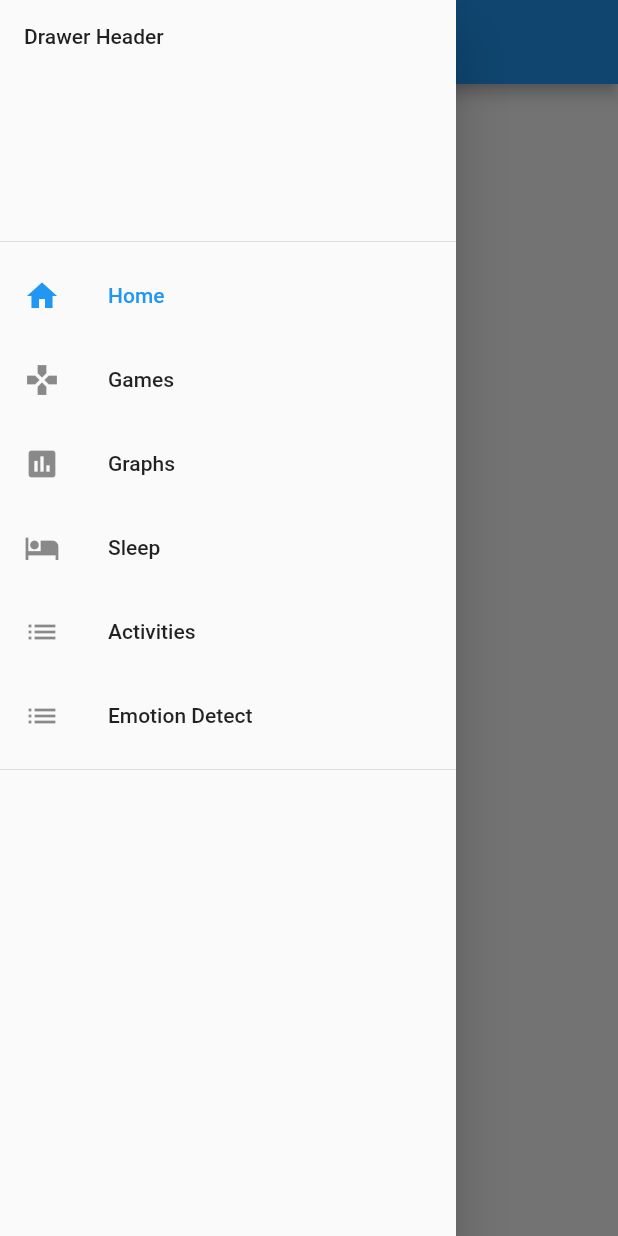
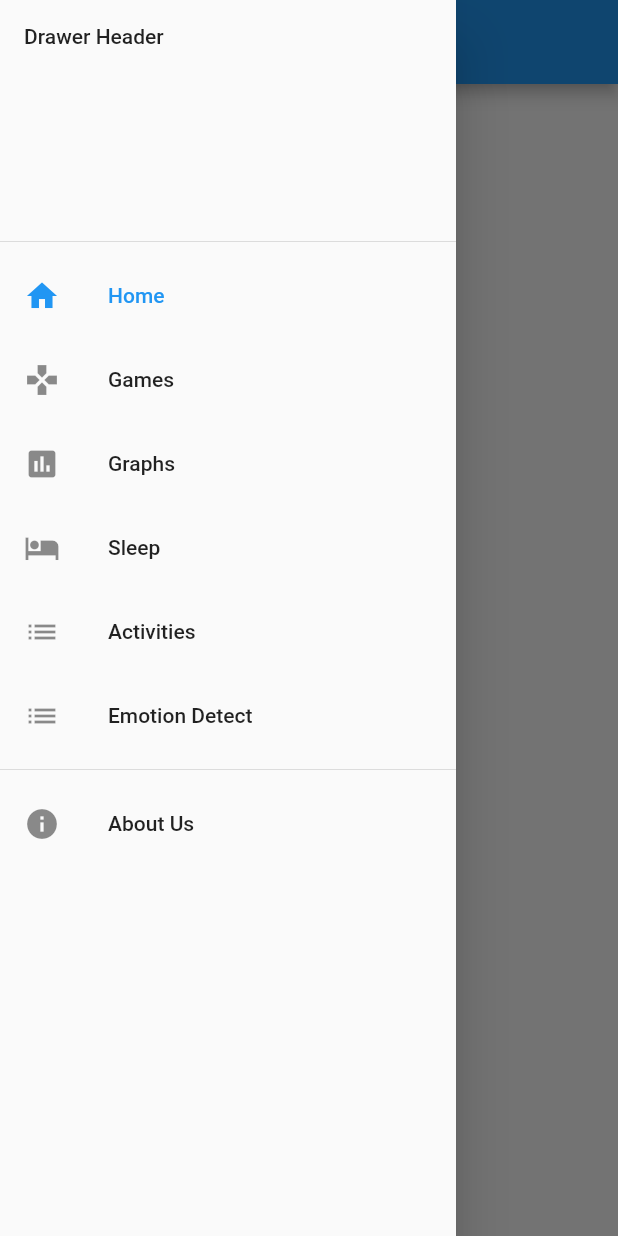
Before and after one commit to coolsidd/ge-healthcare-2018, a Flutter app: the screen it shows after launch, with the side drawer open, on a phone screen of 412 x 824 dp. Run offline on Flutter 3.47's test engine with Material 2 defaults, Android fonts, the phone set to English and light mode, and no system bars; our stand-ins replace camera, charts_flutter, csv, sensors; missing offline and left inert: tflite, vibrate.

Commit message:
Minor bugfixes in various parts of the app

```diff
--- a/adorer_app/lib/main.dart
+++ b/adorer_app/lib/main.dart
@@ -4,6 +4,7 @@ import 'graphs.dart' as Graphs;
 import 'sleep.dart' as Sleep;
 import 'activities.dart' as Activities;
 import 'emotion.dart' as Emotion;
+import 'aboutUs.dart' as AboutUs;
 
 void main() {
   runApp(MaterialApp(
@@ -21,16 +22,26 @@ class MyApp extends StatelessWidget {
 }
 
 class MyHomePage extends StatefulWidget {
-  final drawerItems = [
+  final drawerItemsBegin = [
     DrawerItem("Home", Icons.home, true, Text("Screen 1")),
-    DrawerItem("Games", Icons.games, true, Text("Screen 2"), ontapped: (){print("Well");},drawerItemWidget:()=> Games.MainScreen()),
-    DrawerItem("Graphs", Icons.insert_chart, true, Text("Graphs"),drawerItemWidget:()=> Graphs.GraphsWidget()),
-    DrawerItem("Sleep", Icons.hotel, true, Text("Sleep"),drawerItemWidget: ()=> Sleep.SleepScreen()),
-    DrawerItem("Activities", Icons.list, true, Text("My Activities"),drawerItemWidget: ()=> Activities.MainScreen()),
-    DrawerItem("Emotion Detect", Icons.list, true, Text("Detecting..."),drawerItemWidget: ()=> Emotion.EmotionWidget()),
+    DrawerItem("Games", Icons.games, true, Text("Screen 2"),
+        drawerItemWidget: () => Games.MainScreen()),
+    DrawerItem("Graphs", Icons.insert_chart, true, Text("Graphs"),
+        drawerItemWidget: () => Graphs.GraphsWidget()),
+    DrawerItem("Sleep", Icons.hotel, true, Text("Sleep"),
+        drawerItemWidget: () => Sleep.SleepScreen()),
+    DrawerItem("Activities", Icons.list, true, Text("My Activities"),
+        drawerItemWidget: () => Activities.MainScreen()),
+    DrawerItem("Emotion Detect", Icons.list, true, Text("Detecting..."),
+        drawerItemWidget: () => Emotion.EmotionWidget()),
+    DrawerItem("Divider1", null, false, null, isDivider: true),
+    DrawerItem("About Us", Icons.info, true, Text("About Us"),
+        drawerItemWidget: () => AboutUs.AboutUsWidget()),
   ];
   @override
-  _MyHomePageState createState() => new _MyHomePageState();
+  _MyHomePageState createState() {
+    return new _MyHomePageState();
+  }
 }
 
 class _MyHomePageState extends State<MyHomePage> {
@@ -43,14 +54,20 @@ class _MyHomePageState extends State<MyHomePage> {
       Navigator.of(context).pop();
     });
   }
-  List<Widget> generateDrawerItems(List <DrawerItem> drawerItemList){
-    List<Widget> drawerOptions = <Widget> [];
-    for (var i = 0; i < widget.drawerItems.length; i++) {
-      var dItem = widget.drawerItems[i];
+
+  List<Widget> generateDrawerItems(List<DrawerItem> drawerItemList,
+      {int startIndex = 0}) {
+    List<Widget> drawerOptions = <Widget>[];
+    for (var i = 0; i < drawerItemList.length; i++) {
+      var dItem = drawerItemList[i];
+      if(dItem.isDivider){
+        drawerOptions.add(Divider());
+        continue;
+      }
       drawerOptions.add(ListTile(
         leading: Icon(dItem.icon),
         title: Text(dItem.title),
-        selected: i == selectedDrawerIndex,
+        selected: (i + startIndex) == selectedDrawerIndex,
         onTap: () {
           dItem.ontapped();
           if (dItem.switchOnTap) {
@@ -64,15 +81,15 @@ class _MyHomePageState extends State<MyHomePage> {
 
   @override
   Widget build(BuildContext context) {
-    List<Widget> drawerOptions = <Widget>[];
-    drawerOptions = generateDrawerItems(widget.drawerItems);
+    List<Widget> drawerOptionsBegin = <Widget>[];
+    drawerOptionsBegin = generateDrawerItems(widget.drawerItemsBegin);
     return Scaffold(
-      appBar: widget.drawerItems[_selectedDrawerIndex].appBarEnabled
+      appBar: widget.drawerItemsBegin[_selectedDrawerIndex].appBarEnabled
           ? AppBar(
-              title: widget.drawerItems[_selectedDrawerIndex].appBarTitle,
+              title: widget.drawerItemsBegin[_selectedDrawerIndex].appBarTitle,
             )
           : null,
-      body: widget.drawerItems[_selectedDrawerIndex].drawerItemWidget(),
+      body: widget.drawerItemsBegin[_selectedDrawerIndex].drawerItemWidget(),
       drawer: Drawer(
           child: ListView(
         children: <Widget>[
@@ -81,7 +98,7 @@ class _MyHomePageState extends State<MyHomePage> {
                   crossAxisAlignment: CrossAxisAlignment.start,
                   children: [Text("Drawer Header")])),
           Column(
-            children: [drawerOptions,[Divider()],].expand((x) =>x).toList(),
+            children: drawerOptionsBegin,
           ),
         ],
       )),
@@ -97,18 +114,22 @@ class DrawerItem {
   Function() drawerItemWidget;
   Function() ontapped;
   bool switchOnTap;
+  bool isDivider;
   DrawerItem(this.title, this.icon, this.appBarEnabled, this.appBarTitle,
-      {this.ontapped, this.switchOnTap, this.drawerItemWidget}) {
+      {this.ontapped, this.switchOnTap, this.drawerItemWidget, this.isDivider}) {
     if (this.ontapped == null) {
-      this.ontapped =() {
+      this.ontapped = () {
         return null;
       };
+    }
+    if(this.isDivider== null){
+      this.isDivider =false;
     }
     if (this.switchOnTap == null) {
       switchOnTap = true;
     }
-    if(this.drawerItemWidget == null){
-      drawerItemWidget = (){
+    if (this.drawerItemWidget == null) {
+      drawerItemWidget = () {
         return Container();
       };
     }
```
Also changed, not shown: adorer_app/lib/games.dart (+7 -0 lines), adorer_app/lib/sleep.dart (+64 -11 lines), adorer_app/pubspec.yaml (+13 -20 lines).
